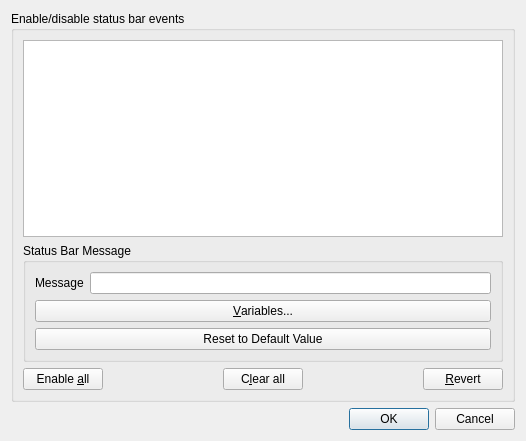
Above: Client/qtTeamTalk/statusbardlg.ui from BearWare/TeamTalk5 before the change. Below: the same form after it.
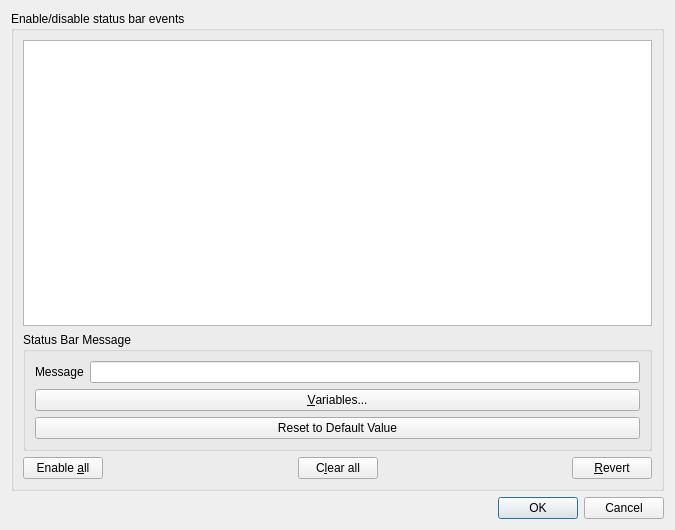
That is the form after the change. Custom widgets are drawn as their Qt base class.

Commit message: Make default statusbar dialog size bigger

What changed in the file:
```diff
--- a/Client/qtTeamTalk/statusbardlg.ui
+++ b/Client/qtTeamTalk/statusbardlg.ui
@@ -6,8 +6,8 @@
    <rect>
     <x>0</x>
     <y>0</y>
-    <width>526</width>
-    <height>441</height>
+    <width>675</width>
+    <height>530</height>
    </rect>
   </property>
   <property name="windowTitle">
```
